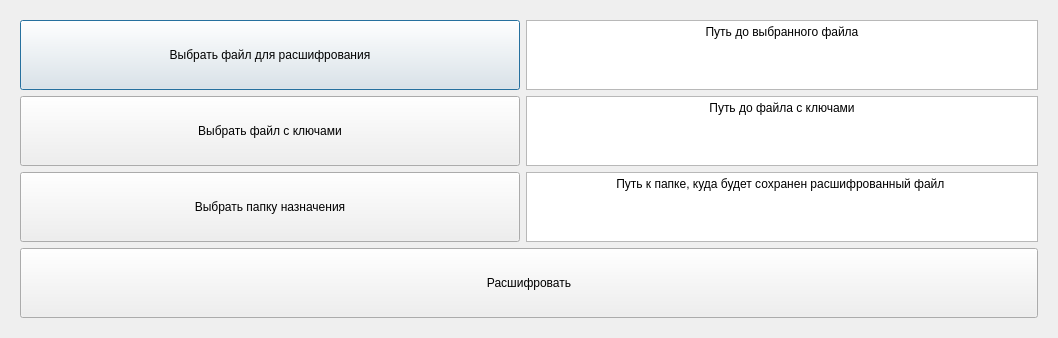
First picture: the form in decryptwindow.ui, repository LaRtik/async-rsa-file-encoding, before the edit.
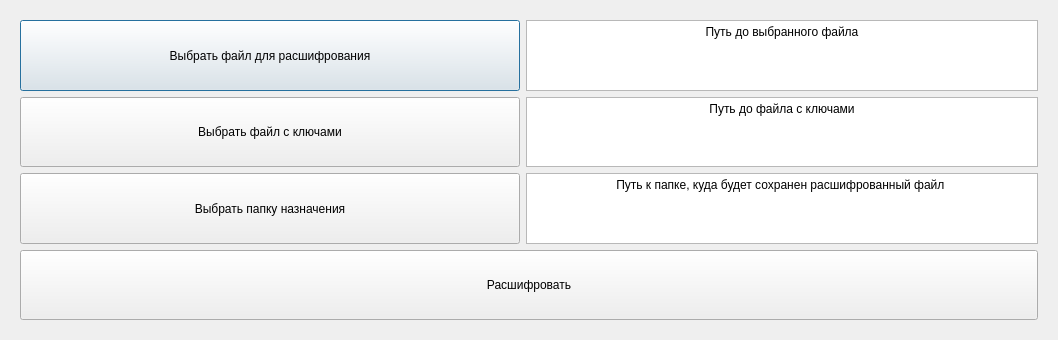
Second picture: the form after the edit.

Commit message: fixed async, now works great

The edit to the form file:
```diff
--- a/decryptwindow.ui
+++ b/decryptwindow.ui
@@ -7,7 +7,7 @@
     <x>0</x>
     <y>0</y>
     <width>1058</width>
-    <height>261</height>
+    <height>340</height>
    </rect>
   </property>
   <property name="minimumSize">
```
The commit also changes 2 other files.
